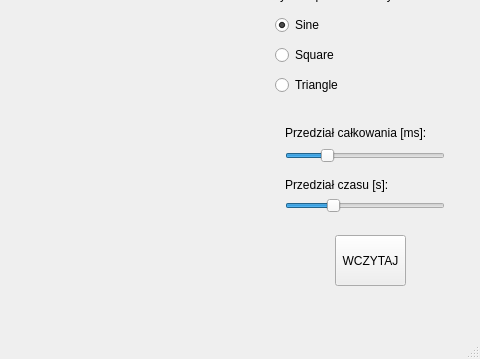
JanMikicki/MMM, file mainwindow.ui: the form before one commit; both pictures show x 715 to 1195 and y 252 to 611 of the 1195 by 611 pixel window.
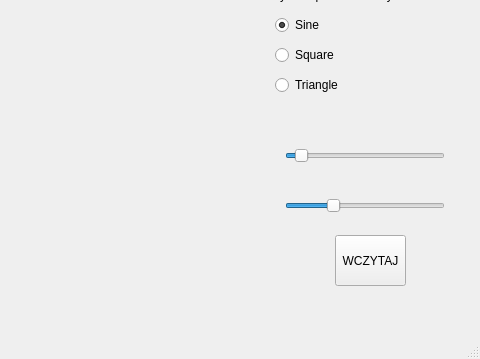
The form after the commit. Custom widgets are drawn as their Qt base class.

What changed in the file:
```diff
--- a/mainwindow.ui
+++ b/mainwindow.ui
@@ -222,7 +222,7 @@
      <number>1</number>
     </property>
     <property name="maximum">
-     <number>100</number>
+     <number>400</number>
     </property>
     <property name="sliderPosition">
      <number>25</number>
@@ -253,31 +253,57 @@
      <enum>Qt::Horizontal</enum>
     </property>
    </widget>
-   <widget class="QLabel" name="label_7">
-    <property name="geometry">
-     <rect>
-      <x>1000</x>
-      <y>360</y>
-      <width>141</width>
-      <height>16</height>
-     </rect>
-    </property>
-    <property name="text">
-     <string>Przedział całkowania [ms]:</string>
-    </property>
-   </widget>
-   <widget class="QLabel" name="label_8">
+   <widget class="QWidget" name="">
     <property name="geometry">
      <rect>
       <x>1000</x>
       <y>410</y>
-      <width>121</width>
-      <height>20</height>
+      <width>148</width>
+      <height>15</height>
      </rect>
     </property>
-    <property name="text">
-     <string>Przedział czasu [s]:</string>
+    <layout class="QHBoxLayout" name="horizontalLayout">
+     <item>
+      <widget class="QLabel" name="label_8">
+       <property name="text">
+        <string>Przedział czasu [s]:</string>
+       </property>
+      </widget>
+     </item>
+     <item>
+      <widget class="QLabel" name="label_9">
+       <property name="text">
+        <string>12</string>
+       </property>
+      </widget>
+     </item>
+    </layout>
+   </widget>
+   <widget class="QWidget" name="">
+    <property name="geometry">
+     <rect>
+      <x>1000</x>
+      <y>360</y>
+      <width>182</width>
+      <height>15</height>
+     </rect>
     </property>
+    <layout class="QHBoxLayout" name="horizontalLayout_2">
+     <item>
+      <widget class="QLabel" name="label_7">
+       <property name="text">
+        <string>Przedział całkowania [ms]:</string>
+       </property>
+      </widget>
+     </item>
+     <item>
+      <widget class="QLabel" name="label_10">
+       <property name="text">
+        <string>25</string>
+       </property>
+      </widget>
+     </item>
+    </layout>
    </widget>
   </widget>
   <widget class="QMenuBar" name="menuBar">
```
Left out of the diff: 35 changed lines with no effect on the pictures.
